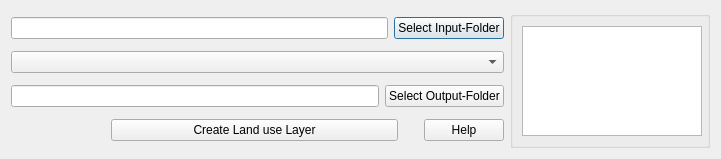
Old version of the form QTalsim/qtalsim_landuse.ui in the repository sydroconsult/QTalsim.
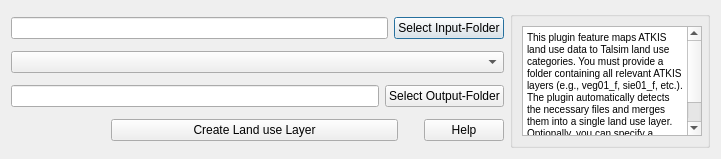
New version of the form. Custom widgets are drawn as their Qt base class.

```diff
--- a/QTalsim/qtalsim_landuse.ui
+++ b/QTalsim/qtalsim_landuse.ui
@@ -137,6 +137,13 @@
           <height>150</height>
          </size>
         </property>
+        <property name="html">
+         <string>&lt;!DOCTYPE HTML PUBLIC &quot;-//W3C//DTD HTML 4.0//EN&quot; &quot;http://www.w3.org/TR/REC-html40/strict.dtd&quot;&gt;
+&lt;html&gt;&lt;head&gt;&lt;meta name=&quot;qrichtext&quot; content=&quot;1&quot; /&gt;&lt;style type=&quot;text/css&quot;&gt;
+p, li { white-space: pre-wrap; }
+&lt;/style&gt;&lt;/head&gt;&lt;body style=&quot; font-family:'MS Shell Dlg 2'; font-size:7.8pt; font-weight:400; font-style:normal;&quot;&gt;
+&lt;p style=&quot; margin-top:0px; margin-bottom:0px; margin-left:0px; margin-right:0px; -qt-block-indent:0; text-indent:0px;&quot;&gt;This plugin feature maps ATKIS land use data to Talsim land use categories. You must provide a folder containing all relevant ATKIS layers (e.g., veg01_f, sie01_f, etc.). The plugin automatically detects the necessary files and merges them into a single land use layer. Optionally, you can specify a clipping layer to limit the extent of the merged result.&lt;/p&gt;&lt;/body&gt;&lt;/html&gt;</string>
+        </property>
        </widget>
       </item>
      </layout>
```
